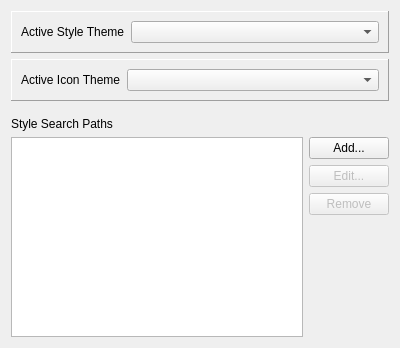
Before: the Qt Designer form Plugins/org.blueberry.ui.qt/src/internal/berryQtStylePreferencePage.ui in MITK/MITK, drawn with Qt 5.
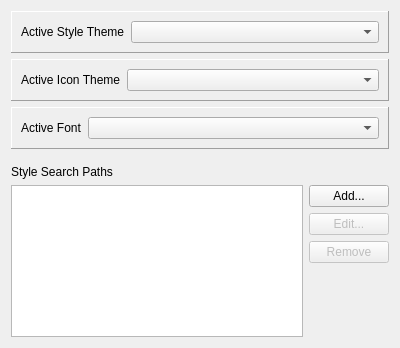
After: the same form once the commit is applied.

Commit message: added new font selection feature in themes preference page. todo: make the font choice persistent.

The edit to the form file:
```diff
--- a/Plugins/org.blueberry.ui.qt/src/internal/berryQtStylePreferencePage.ui
+++ b/Plugins/org.blueberry.ui.qt/src/internal/berryQtStylePreferencePage.ui
@@ -78,6 +78,35 @@
      </layout>
     </widget>
    </item>
+   <item>
+    <widget class="QFrame" name="m_FontFrame">
+     <property name="frameShape">
+      <enum>QFrame::Panel</enum>
+     </property>
+     <property name="frameShadow">
+      <enum>QFrame::Raised</enum>
+     </property>
+     <layout class="QHBoxLayout" name="horizontalLayout_4">
+      <item>
+       <widget class="QLabel" name="m_FontLabel">
+        <property name="text">
+         <string>Active Font</string>
+        </property>
+       </widget>
+      </item>
+      <item>
+       <widget class="QComboBox" name="m_FontComboBox">
+        <property name="sizePolicy">
+         <sizepolicy hsizetype="Preferred" vsizetype="Fixed">
+          <horstretch>1</horstretch>
+          <verstretch>0</verstretch>
+         </sizepolicy>
+        </property>
+       </widget>
+      </item>
+     </layout>
+    </widget>
+   </item>
    <item>
     <spacer name="verticalSpacer_2">
      <property name="orientation">
```
The commit also changes 12 other files.
